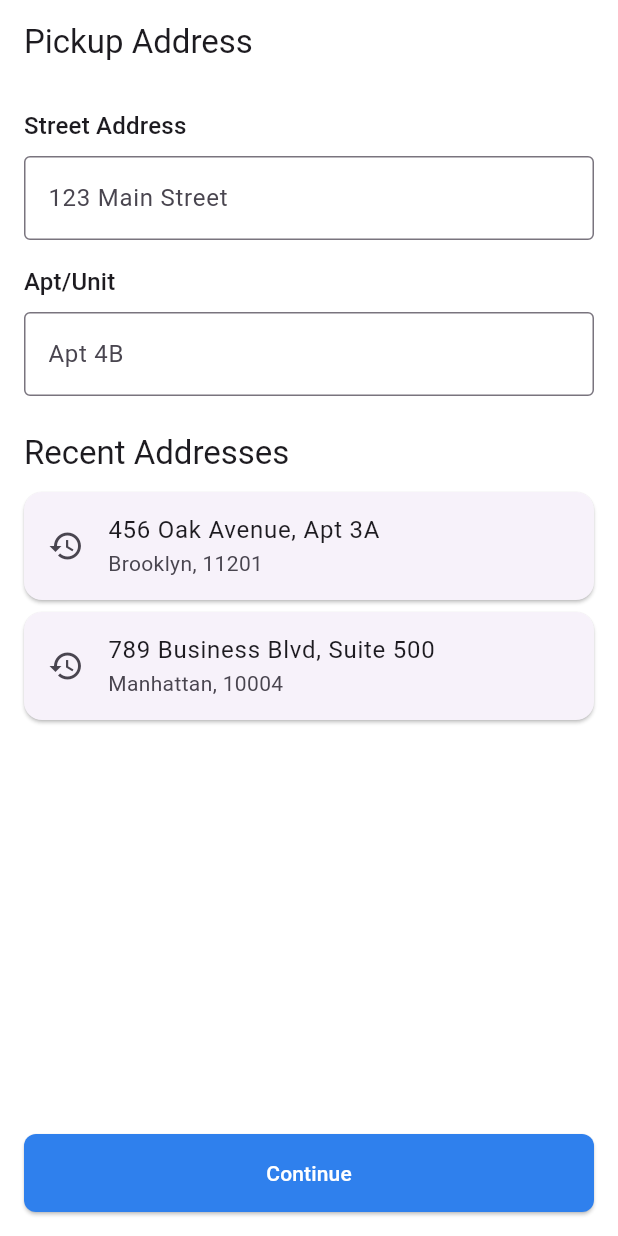
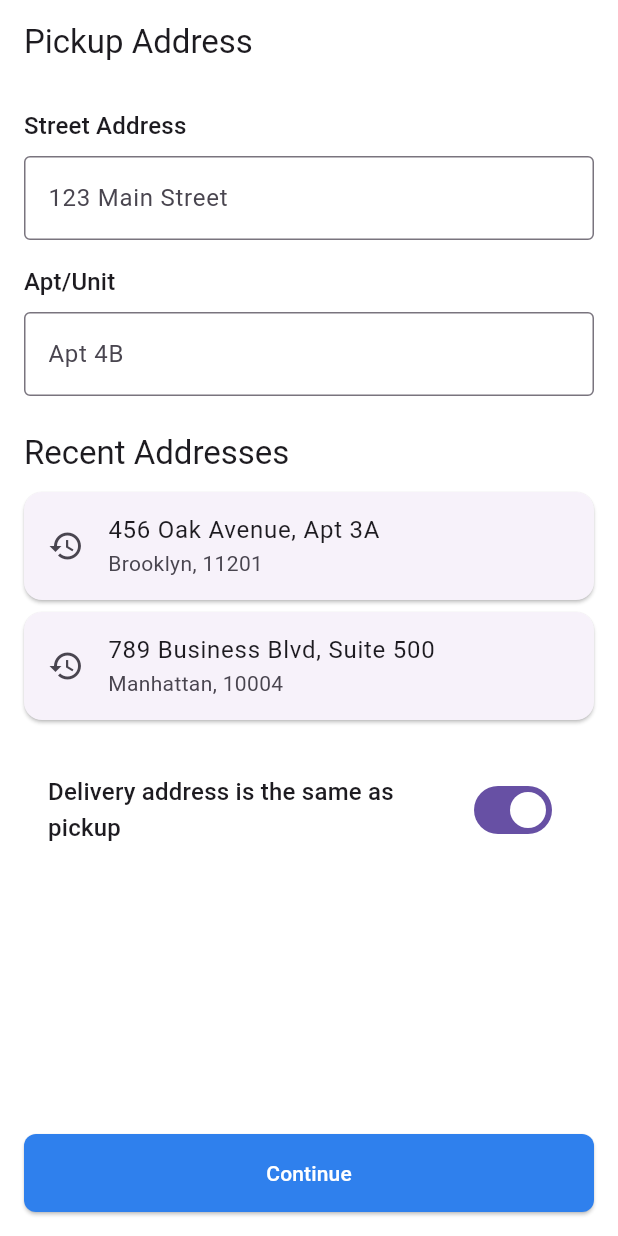
Before and after one commit to Kaib03/dry-cleaning-app, a Flutter app: the screen it shows after launch, on a phone screen of 412 x 824 dp. Run offline on Flutter 3.47's test engine with Material 3 defaults, Android fonts, the phone set to English and light mode, and no system bars; accounts and stored records are empty.

Commit message:
feat(address): Add controllers and delivery toggle

```diff
--- a/lib/screens/01_address_entry/address_entry_screen.dart
+++ b/lib/screens/01_address_entry/address_entry_screen.dart
@@ -18,10 +18,28 @@ class _AddressEntryScreenState extends State<AddressEntryScreen> {
   late Future<List<UserAddress>> _recentAddressesFuture;
   final _repository = MockUserAddressRepository();
 
+  // TextEditingControllers for form fields
+  final _pickupStreetController = TextEditingController();
+  final _pickupAptController = TextEditingController();
+  final _pickupCityController = TextEditingController();
+  final _pickupZipController = TextEditingController();
+
+  // State for delivery address toggle
+  bool _isSameAsPickup = true;
+
   @override
   void initState() {
     super.initState();
     _recentAddressesFuture = _repository.getRecentAddresses();
+  }
+
+  @override
+  void dispose() {
+    _pickupStreetController.dispose();
+    _pickupAptController.dispose();
+    _pickupCityController.dispose();
+    _pickupZipController.dispose();
+    super.dispose();
   }
 
   @override
@@ -41,15 +59,19 @@ class _AddressEntryScreenState extends State<AddressEntryScreen> {
             Text("Street Address",
                 style: Theme.of(context).textTheme.titleMedium),
             const SizedBox(height: 8),
-            const TextField(
+            TextField(
+              controller: _pickupStreetController, // Add this
               decoration: InputDecoration(
-                    border: OutlineInputBorder(), hintText: "123 Main Street")),
+                  border: OutlineInputBorder(), hintText: "123 Main Street"),
+            ),
             const SizedBox(height: 16),
             Text("Apt/Unit", style: Theme.of(context).textTheme.titleMedium),
             const SizedBox(height: 8),
-            const TextField(
+            TextField(
+              controller: _pickupAptController, // Add this
               decoration: InputDecoration(
-                    border: OutlineInputBorder(), hintText: "Apt 4B")),
+                  border: OutlineInputBorder(), hintText: "Apt 4B"),
+            ),
             const SizedBox(height: 24),
 
             // Recent Addresses Section
@@ -75,17 +97,64 @@ class _AddressEntryScreenState extends State<AddressEntryScreen> {
                   itemCount: addresses.length,
                   itemBuilder: (context, index) {
                     final address = addresses[index];
-                    return Card(
+                    return GestureDetector(
+                      // Wrap the Card
+                      onTap: () {
+                        setState(() {
+                          // A simplified split for this mock data
+                          final parts = address.street.split(',');
+                          _pickupStreetController.text =
+                              parts.isNotEmpty ? parts[0].trim() : '';
+                          _pickupAptController.text =
+                              parts.length > 1 ? parts[1].trim() : '';
+                          _pickupCityController.text = address.city;
+                          _pickupZipController.text = address.zipCode;
+                        });
+                      },
+                      child: Card(
+                        // The existing Card
                         margin: const EdgeInsets.symmetric(vertical: 4.0),
                         child: ListTile(
                           leading: const Icon(Icons.history),
                           title: Text(address.street),
                           subtitle: Text("${address.city}, ${address.zipCode}"),
                         ),
+                      ),
                     );
                   },
                 );
               },
+            ),
+            const SizedBox(height: 24),
+            SwitchListTile(
+              title: Text("Delivery address is the same as pickup",
+                  style: Theme.of(context).textTheme.titleMedium),
+              value: _isSameAsPickup,
+              onChanged: (bool value) {
+                setState(() {
+                  _isSameAsPickup = value;
+                });
+              },
+            ),
+
+            // Hidden delivery form
+            if (!_isSameAsPickup)
+              Column(
+                crossAxisAlignment: CrossAxisAlignment.start,
+                children: [
+                  const SizedBox(height: 16),
+                  Text("Delivery Address",
+                      style: Theme.of(context).textTheme.titleLarge),
+                  const SizedBox(height: 16),
+                  Text("Street Address",
+                      style: Theme.of(context).textTheme.titleMedium),
+                  const SizedBox(height: 8),
+                  const TextField(
+                      decoration: InputDecoration(
+                          border: OutlineInputBorder(),
+                          hintText: "Enter delivery address")),
+                  // We can add more delivery fields here later
+                ],
               ),
           ],
         ),
```
Lines whose indentation alone changed are shown as unchanged.
